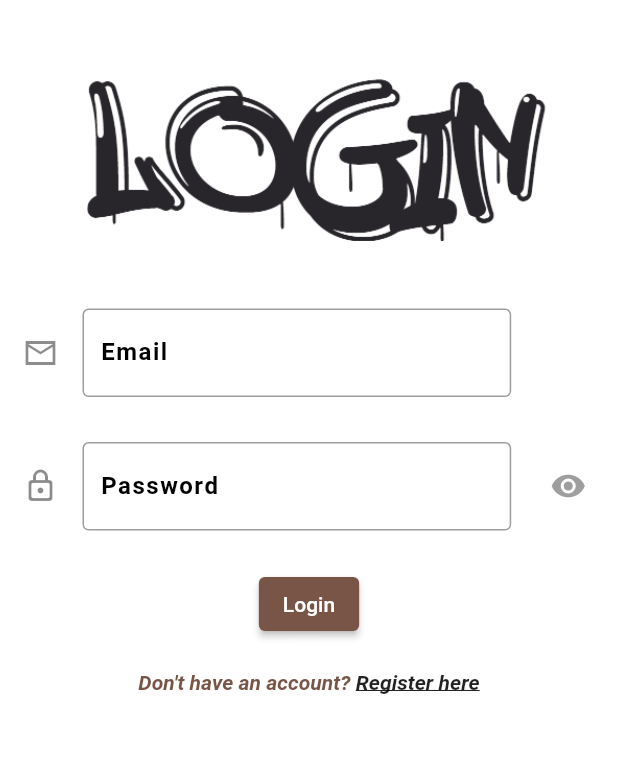
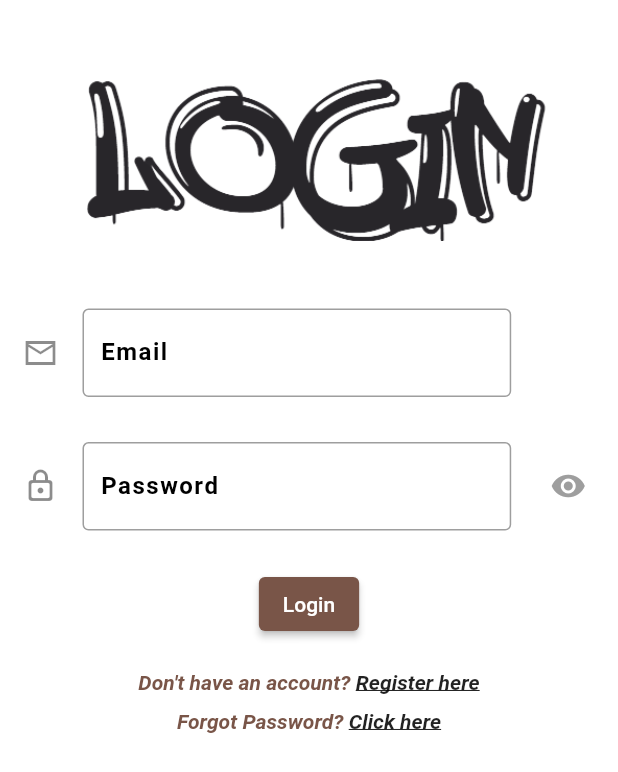
Before and after one commit to shk512/StockManagement-Flutter, a Flutter app: the screen it shows after launch, on a phone screen of 412 x 824 dp. Shown: the top 772 px of the screen. Run offline on Flutter 3.47's test engine with Material 2 defaults, Android fonts, the phone set to English and light mode, and no system bars; our stand-ins replace cloud_firestore, dio, email_validator, firebase_auth, firebase_core, firebase_storage and 7 more; missing offline and left inert: maps_launcher; accounts and stored records are empty.

Commit message:
19-05-2023

```diff
--- a/lib/Constants/routes.dart
+++ b/lib/Constants/routes.dart
@@ -3,4 +3,5 @@ class Routes{
   static const login="/login";
   static const newCompany="/newCompany";
   static const dashboard="/dashboard";
+  static const resetPassword="/resetPassword";
 }
--- a/lib/Screens/RegisterLogin/login.dart
+++ b/lib/Screens/RegisterLogin/login.dart
@@ -74,6 +74,31 @@ class _LoginState extends State<Login> {
                             ],
                           ),
                         ),
+                        const SizedBox(height: 10),
+                        Text.rich(
+                          TextSpan(
+                            text: "Forgot Password? ",
+                            style: const TextStyle(
+                              color: Colors.brown,
+                              fontWeight: FontWeight.bold,
+                              fontStyle: FontStyle.italic,
+                            ),
+                            children: <TextSpan>[
+                              TextSpan(
+                                  text: "Click here",
+                                  style: const TextStyle(
+                                    color: Colors.black87,
+                                    fontStyle: FontStyle.italic,
+                                    decoration: TextDecoration.underline,
+                                  ),
+                                  recognizer: TapGestureRecognizer()
+                                    ..onTap = () {
+                                      Navigator.pushNamed(
+                                          context, Routes.resetPassword);
+                                    })
+                            ],
+                          ),
+                        ),
                       ],
                     ),
                   ),
--- a/lib/Screens/RegisterLogin/signup.dart
+++ b/lib/Screens/RegisterLogin/signup.dart
@@ -217,7 +217,7 @@ class _SignupState extends State<Signup> {
         isLoading=true;
       });
       await auth.createUser(mail.text, pass.text).then((value)async{
-        if(value.toString().isNotEmpty){
+        if(value==true){
           await UserDb(id: value.toString()).saveUser(
               _userModel.toJson(
               userId: value.toString(),
--- a/lib/main.dart
+++ b/lib/main.dart
@@ -1,5 +1,6 @@
 import 'package:firebase_core/firebase_core.dart';
 import 'package:flutter/material.dart';
+import 'package:stock_management/Screens/RegisterLogin/reset_password.dart';
 import 'package:stock_management/Screens/Splash_Error/splash.dart';
 import 'package:stock_management/Services/shared_preferences/spf.dart';
 import 'package:stock_management/firebase_options.dart';
@@ -45,6 +46,7 @@ class MyApp extends StatelessWidget {
         Routes.splash:(context) => SplashScreen(logInStatus: logInStatus,),
         Routes.login:(context)=>const Login(),
         Routes.dashboard: (context) => const Dashboard(),
+        Routes.resetPassword:(context)=>const ResetPassword()
       },
     );
   }
--- a/pubspec.yaml
+++ b/pubspec.yaml
@@ -17,7 +17,7 @@ publish_to: 'none' # Remove this line if you wish to publish to pub.dev
 # https://developer.apple.com/library/archive/documentation/General/Reference/InfoPlistKeyReference/Articles/CoreFoundationKeys.html
 # In Windows, build-name is used as the major, minor, and patch parts
 # of the product and file versions while build-number is used as the build suffix.
-version: 2.1.0+5
+version: 2.2.0+2
 
 environment:
   sdk: '>=2.18.5 <3.0.0'
@@ -55,6 +55,7 @@ dependencies:
   path_provider: ^2.0.15
   open_file: ^3.3.1
   dio: ^5.1.2
+  http: ^0.13.6
 
 dev_dependencies:
   flutter_test:
```
Also changed, not shown: lib/Functions/internet_connection.dart (added, +13 -0 lines), lib/Screens/Dashboard/dashboard.dart (+49 -1 lines), lib/Screens/RegisterLogin/reset_password.dart (added, +49 -0 lines), lib/Screens/User/view_user.dart (+2 -8 lines), lib/Services/Auth/auth.dart (+15 -3 lines), lib/Widgets/dashboard_menu.dart (deleted, +0 -37 lines), pubspec.lock.
